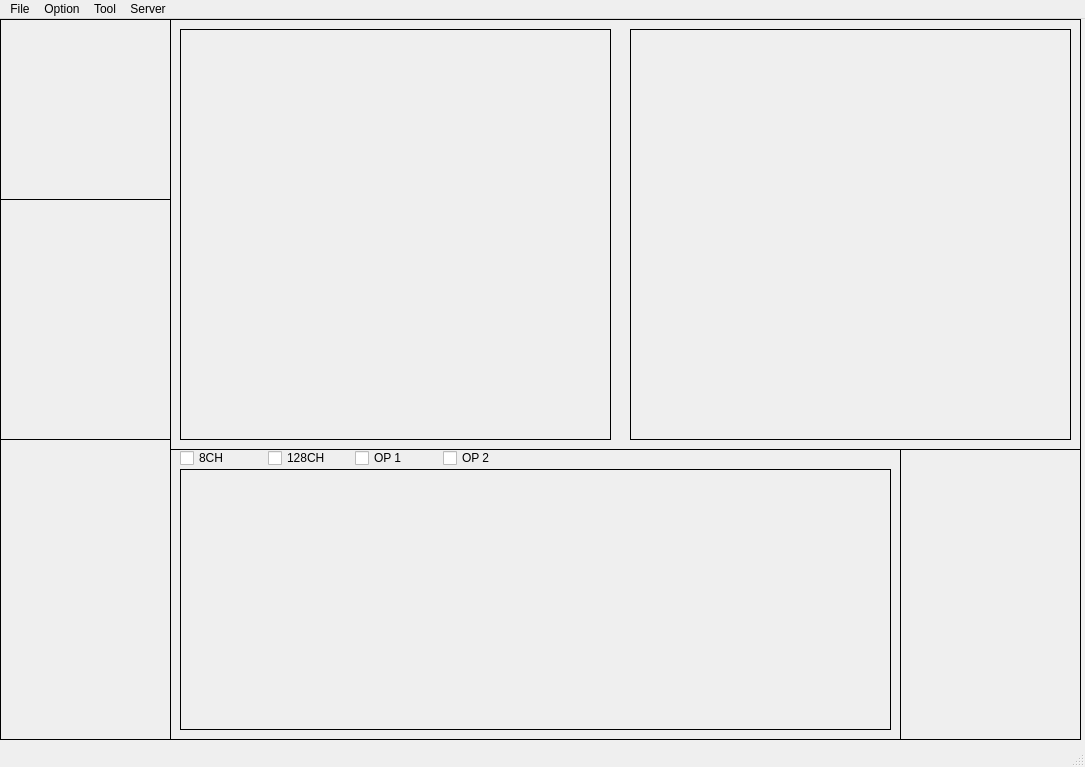
Old version of the form ui/main.ui in the repository gyuseok0917/EEG2IMAGE_CAPSTONE.
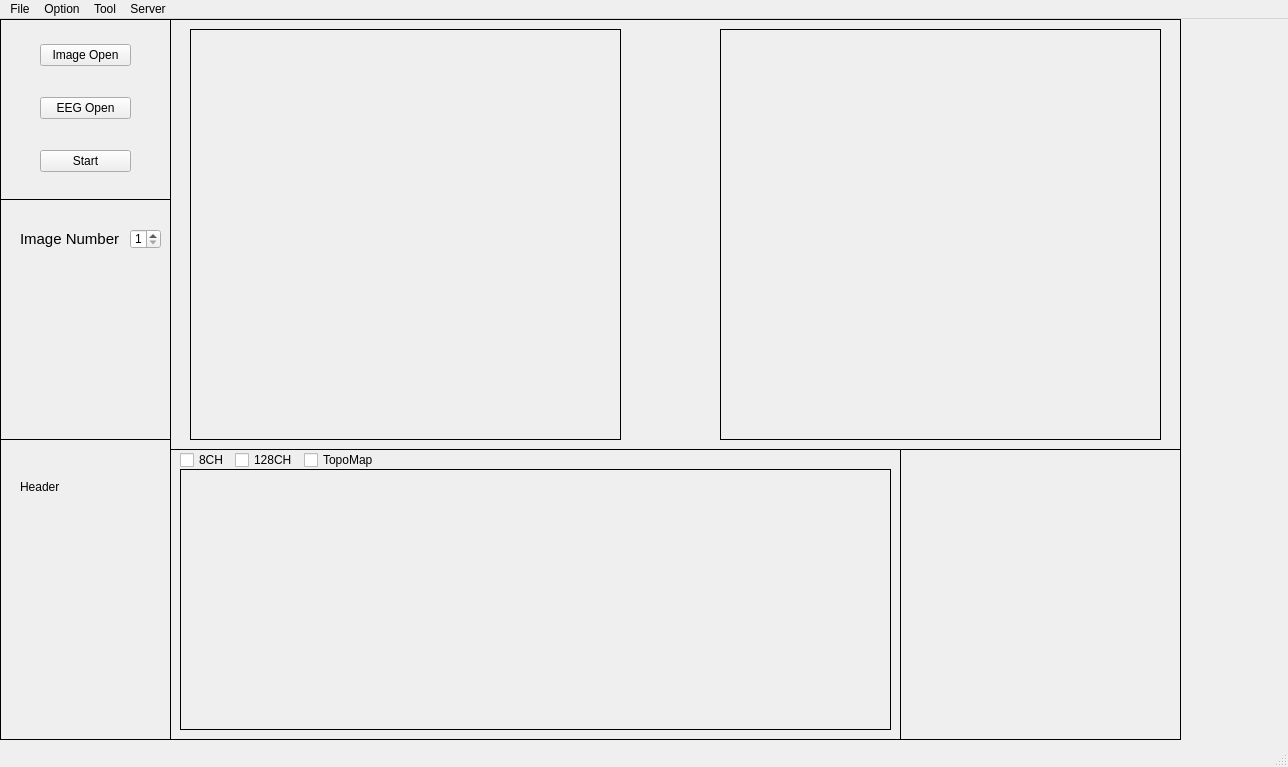
New version of the form. Custom widgets are drawn as their Qt base class.

What changed in the file:
```diff
--- a/ui/main.ui
+++ b/ui/main.ui
@@ -6,7 +6,7 @@
    <rect>
     <x>0</x>
     <y>0</y>
-    <width>1085</width>
+    <width>1288</width>
     <height>767</height>
    </rect>
   </property>
@@ -56,6 +56,19 @@
      <property name="midLineWidth">
       <number>1</number>
      </property>
+     <widget class="QLabel" name="label">
+      <property name="geometry">
+       <rect>
+        <x>20</x>
+        <y>40</y>
+        <width>81</width>
+        <height>16</height>
+       </rect>
+      </property>
+      <property name="text">
+       <string>Header</string>
+      </property>
+     </widget>
     </widget>
     <widget class="QFrame" name="checkbox_frame">
      <property name="geometry">
@@ -78,6 +91,45 @@
      <property name="midLineWidth">
       <number>1</number>
      </property>
+     <widget class="QSpinBox" name="ImageNumber">
+      <property name="geometry">
+       <rect>
+        <x>130</x>
+        <y>30</y>
+        <width>31</width>
+        <height>20</height>
+       </rect>
+      </property>
+      <property name="minimum">
+       <number>1</number>
+      </property>
+      <property name="maximum">
+       <number>10</number>
+      </property>
+     </widget>
+     <widget class="QLabel" name="label_4">
+      <property name="geometry">
+       <rect>
+        <x>20</x>
+        <y>30</y>
+        <width>111</width>
+        <height>20</height>
+       </rect>
+      </property>
+      <property name="font">
+       <font>
+        <pointsize>11</pointsize>
+        <weight>50</weight>
+        <bold>false</bold>
+       </font>
+      </property>
+      <property name="text">
+       <string>Image Number</string>
+      </property>
+      <property name="margin">
+       <number>2</number>
+      </property>
+     </widget>
     </widget>
     <widget class="QFrame" name="status_frame">
      <property name="geometry">
@@ -100,6 +152,59 @@
      <property name="midLineWidth">
       <number>1</number>
      </property>
+     <widget class="QWidget" name="create_image_widget_2" native="true">
+      <property name="geometry">
+       <rect>
+        <x>629</x>
+        <y>39</y>
+        <width>441</width>
+        <height>411</height>
+       </rect>
+      </property>
+     </widget>
+     <widget class="QWidget" name="create_image_widget_3" native="true">
+      <property name="geometry">
+       <rect>
+        <x>629</x>
+        <y>69</y>
+        <width>441</width>
+        <height>411</height>
+       </rect>
+      </property>
+     </widget>
+     <widget class="QWidget" name="verticalLayoutWidget_2">
+      <property name="geometry">
+       <rect>
+        <x>40</x>
+        <y>0</y>
+        <width>91</width>
+        <height>181</height>
+       </rect>
+      </property>
+      <layout class="QVBoxLayout" name="verticalLayout">
+       <item>
+        <widget class="QPushButton" name="uploadButton">
+         <property name="text">
+          <string>Image Open</string>
+         </property>
+        </widget>
+       </item>
+       <item>
+        <widget class="QPushButton" name="EEG_upload">
+         <property name="text">
+          <string>EEG Open</string>
+         </property>
+        </widget>
+       </item>
+       <item>
+        <widget class="QPushButton" name="startButton">
+         <property name="text">
+          <string>Start</string>
+         </property>
+        </widget>
+       </item>
+      </layout>
+     </widget>
     </widget>
    </widget>
    <widget class="QFrame" name="bottom_frame">
@@ -161,7 +266,7 @@
        <x>10</x>
        <y>0</y>
        <width>344</width>
-       <height>18</height>
+       <height>22</height>
       </rect>
      </property>
      <layout class="QHBoxLayout" name="horizontalLayout">
@@ -182,16 +287,22 @@
       <item>
        <widget class="QCheckBox" name="checkBox_4">
         <property name="text">
-         <string>OP 1</string>
+         <string>TopoMap</string>
         </property>
        </widget>
       </item>
       <item>
-       <widget class="QCheckBox" name="checkBox_2">
-        <property name="text">
-         <string>OP 2</string>
+       <spacer name="horizontalSpacer">
+        <property name="orientation">
+         <enum>Qt::Horizontal</enum>
         </property>
-       </widget>
+        <property name="sizeHint" stdset="0">
+         <size>
+          <width>40</width>
+          <height>20</height>
+         </size>
+        </property>
+       </spacer>
       </item>
      </layout>
     </widget>
@@ -201,7 +312,7 @@
      <rect>
       <x>900</x>
       <y>430</y>
-      <width>181</width>
+      <width>281</width>
       <height>291</height>
      </rect>
     </property>
@@ -245,7 +356,7 @@
      <rect>
       <x>170</x>
       <y>0</y>
-      <width>911</width>
+      <width>1011</width>
       <height>431</height>
      </rect>
     </property>
@@ -264,12 +375,21 @@
     <widget class="QFrame" name="origin_image">
      <property name="geometry">
       <rect>
-       <x>10</x>
+       <x>20</x>
        <y>10</y>
        <width>431</width>
        <height>411</height>
       </rect>
      </property>
+     <property name="contextMenuPolicy">
+      <enum>Qt::NoContextMenu</enum>
+     </property>
+     <property name="layoutDirection">
+      <enum>Qt::LeftToRight</enum>
+     </property>
+     <property name="autoFillBackground">
+      <bool>false</bool>
+     </property>
      <property name="frameShape">
       <enum>QFrame::Panel</enum>
      </property>
@@ -282,11 +402,22 @@
      <property name="midLineWidth">
       <number>1</number>
      </property>
+     <widget class="QFrame" name="origin_image_frame">
+      <property name="geometry">
+       <rect>
+        <x>-1</x>
+        <y>-1</y>
+        <width>431</width>
+        <height>411</height>
+       </rect>
+      </property>
+      <layout class="QGridLayout" name="gridLayout"/>
+     </widget>
     </widget>
     <widget class="QFrame" name="create_image">
      <property name="geometry">
       <rect>
-       <x>460</x>
+       <x>550</x>
        <y>10</y>
        <width>441</width>
        <height>411</height>
@@ -304,6 +435,16 @@
      <property name="midLineWidth">
       <number>1</number>
      </property>
+     <widget class="QWidget" name="create_image_widget" native="true">
+      <property name="geometry">
+       <rect>
+        <x>-1</x>
+        <y>-1</y>
+        <width>441</width>
+        <height>411</height>
+       </rect>
+      </property>
+     </widget>
     </widget>
    </widget>
   </widget>
@@ -312,7 +453,7 @@
     <rect>
      <x>0</x>
      <y>0</y>
-     <width>1085</width>
+     <width>1288</width>
      <height>21</height>
     </rect>
    </property>
```
Left out of the diff: 9 changed lines with no effect on the pictures.
